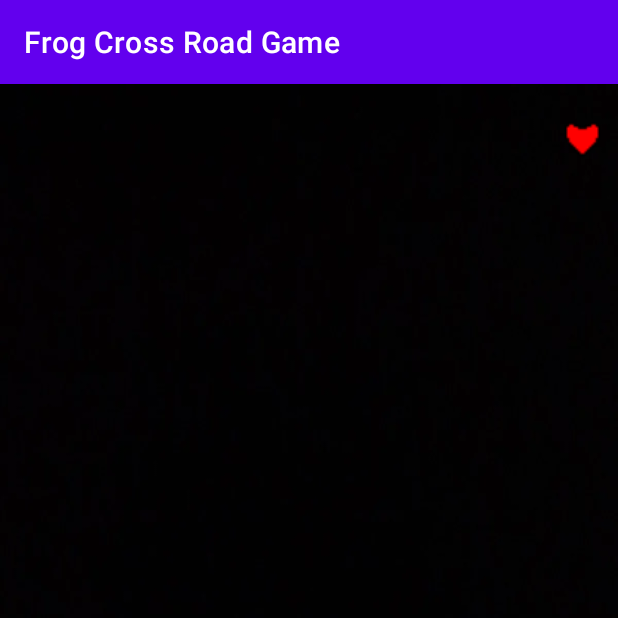
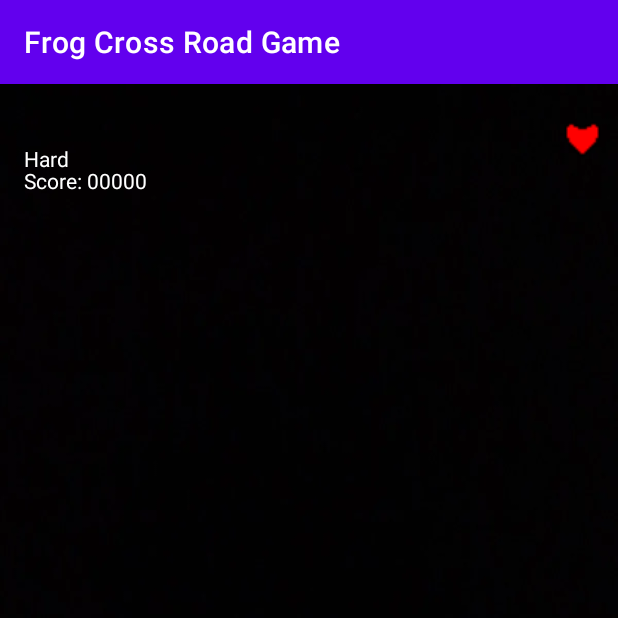
Before and after one commit to aniculas/FroggerGame, an Android app: the Gameplay screen opened directly, with no data from a screen before it, on a phone screen of 412 x 824 dp, the top half of it. Run offline under Robolectric (Android 15) with nearby library versions, the phone set to English and light mode, and no system bars.

Commit message:
Added name, score, and difficulty to gameplay

```diff
--- a/app/src/main/java/com/example/myapplication/Config.java
+++ b/app/src/main/java/com/example/myapplication/Config.java
@@ -19,6 +19,7 @@ public class Config extends AppCompatActivity {
     private static RadioButton red;
     private static RadioButton green;
     private static RadioButton blue;
+    private static EditText name;
     @Override
     protected void onCreate(Bundle savedInstanceState) {
         super.onCreate(savedInstanceState);
@@ -28,7 +29,7 @@ public class Config extends AppCompatActivity {
             @Override
             //Takes the player to the gameplay screen on button press
             public void onClick(View view) {
-                EditText name = (EditText) findViewById(R.id.name);
+                name = (EditText) findViewById(R.id.name);
                 TextView warning = (TextView) findViewById(R.id.warning);
                 difficulty = (RadioGroup) findViewById(R.id.difficulty);
                 spritepicker = (RadioGroup) findViewById(R.id.spritepicker);
@@ -69,4 +70,7 @@ public class Config extends AppCompatActivity {
     public static RadioButton getBlue() {
         return blue;
     }
+    public static EditText getName() {
+        return name;
+    }
 }
--- a/app/src/main/java/com/example/myapplication/Gameplay.java
+++ b/app/src/main/java/com/example/myapplication/Gameplay.java
@@ -6,6 +6,7 @@ import static com.example.myapplication.Config.getDifficulty;
 import static com.example.myapplication.Config.getEasy;
 import static com.example.myapplication.Config.getGreen;
 import static com.example.myapplication.Config.getMedium;
+import static com.example.myapplication.Config.getName;
 import static com.example.myapplication.Config.getRed;
 import static com.example.myapplication.Config.getSprite;
 
@@ -14,8 +15,11 @@ import android.view.View;
 import android.widget.ImageView;
 import android.widget.RadioButton;
 import android.widget.RadioGroup;
+import android.widget.TextView;
 
 import androidx.appcompat.app.AppCompatActivity;
+
+import org.w3c.dom.Text;
 
 public class Gameplay extends AppCompatActivity {
 
@@ -37,12 +41,16 @@ public class Gameplay extends AppCompatActivity {
         ImageView playerspriteg = (ImageView) findViewById(R.id.playerspriteg);
         ImageView playerspriter = (ImageView) findViewById(R.id.playerspriter);
         ImageView playerspriteb = (ImageView) findViewById(R.id.playerspriteb);
+        TextView diff = (TextView) findViewById(R.id.diff);
         if (difficulty.getCheckedRadioButtonId() == easy.getId()) {
             heart2.setVisibility(View.VISIBLE);
             heart3.setVisibility(View.VISIBLE);
-        }
-        if (difficulty.getCheckedRadioButtonId() == medium.getId()) {
+            diff.setText("Easy");
+        }else if (difficulty.getCheckedRadioButtonId() == medium.getId()) {
             heart2.setVisibility(View.VISIBLE);
+            diff.setText("Medium");
+        } else {
+            diff.setText("Hard");
         }
         if (spritepicker.getCheckedRadioButtonId() == green.getId()) {
             playerspriteg.setVisibility(View.VISIBLE);
@@ -51,5 +59,7 @@ public class Gameplay extends AppCompatActivity {
         } else if (spritepicker.getCheckedRadioButtonId() == blue.getId()) {
             playerspriteb.setVisibility(View.VISIBLE);
         }
+        TextView playerName = (TextView) findViewById(R.id.playername);
+        playerName.setText(getName().getText());
     }
 }
--- a/app/src/main/res/layout/activity_gameplay.xml
+++ b/app/src/main/res/layout/activity_gameplay.xml
@@ -95,4 +95,50 @@
         app:layout_constraintVertical_bias="1.0"
         app:srcCompat="@drawable/frogr" />
 
+    <TextView
+        android:id="@+id/playername"
+        android:layout_width="wrap_content"
+        android:layout_height="wrap_content"
+        android:layout_marginTop="9dp"
+        android:layout_marginBottom="631dp"
+        android:text="TextView"
+        android:textColor="#FFFFFF"
+        app:layout_constraintBottom_toBottomOf="parent"
+        app:layout_constraintEnd_toEndOf="parent"
+        app:layout_constraintHorizontal_bias="0.983"
+        app:layout_constraintStart_toStartOf="parent"
+        app:layout_constraintTop_toBottomOf="@+id/heart2" />
+
+    <TextView
+        android:id="@+id/diff"
+        android:layout_width="wrap_content"
+        android:layout_height="wrap_content"
+        android:layout_marginStart="16dp"
+        android:layout_marginEnd="163dp"
+        android:layout_marginBottom="545dp"
+        android:text="TextView"
+        android:textColor="#FFFFFF"
+        app:layout_constraintBottom_toTopOf="@+id/playerspriteg"
+        app:layout_constraintEnd_toStartOf="@+id/playername"
+        app:layout_constraintHorizontal_bias="0.0"
+        app:layout_constraintStart_toStartOf="parent"
+        app:layout_constraintTop_toTopOf="parent"
+        app:layout_constraintVertical_bias="0.197" />
+
+    <TextView
+        android:id="@+id/score"
+        android:layout_width="wrap_content"
+        android:layout_height="wrap_content"
+        android:layout_marginStart="16dp"
+        android:layout_marginEnd="312dp"
+        android:layout_marginBottom="576dp"
+        android:text="Score: 00000"
+        android:textColor="#FFFFFF"
+        app:layout_constraintBottom_toBottomOf="parent"
+        app:layout_constraintEnd_toEndOf="parent"
+        app:layout_constraintHorizontal_bias="0.0"
+        app:layout_constraintStart_toStartOf="parent"
+        app:layout_constraintTop_toTopOf="parent"
+        app:layout_constraintVertical_bias="0.316" />
+
 </androidx.constraintlayout.widget.ConstraintLayout>
```
